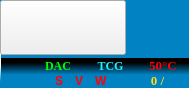
Above: ui/icons_bar/icons_bar.ui from 15903016222/Voice before the change. Below: the same form after it.
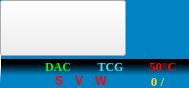
That is the form after the change. Icons and pictures are not drawn. Custom widgets are drawn as their Qt base class.

Patch:
```diff
--- a/ui/icons_bar/icons_bar.ui
+++ b/ui/icons_bar/icons_bar.ui
@@ -149,6 +149,12 @@
    </item>
    <item>
     <widget class="QWidget" name="widget_2" native="true">
+     <property name="sizePolicy">
+      <sizepolicy hsizetype="Preferred" vsizetype="Ignored">
+       <horstretch>0</horstretch>
+       <verstretch>0</verstretch>
+      </sizepolicy>
+     </property>
      <property name="styleSheet">
       <string notr="true">QWidget#widget_2
 {
```
